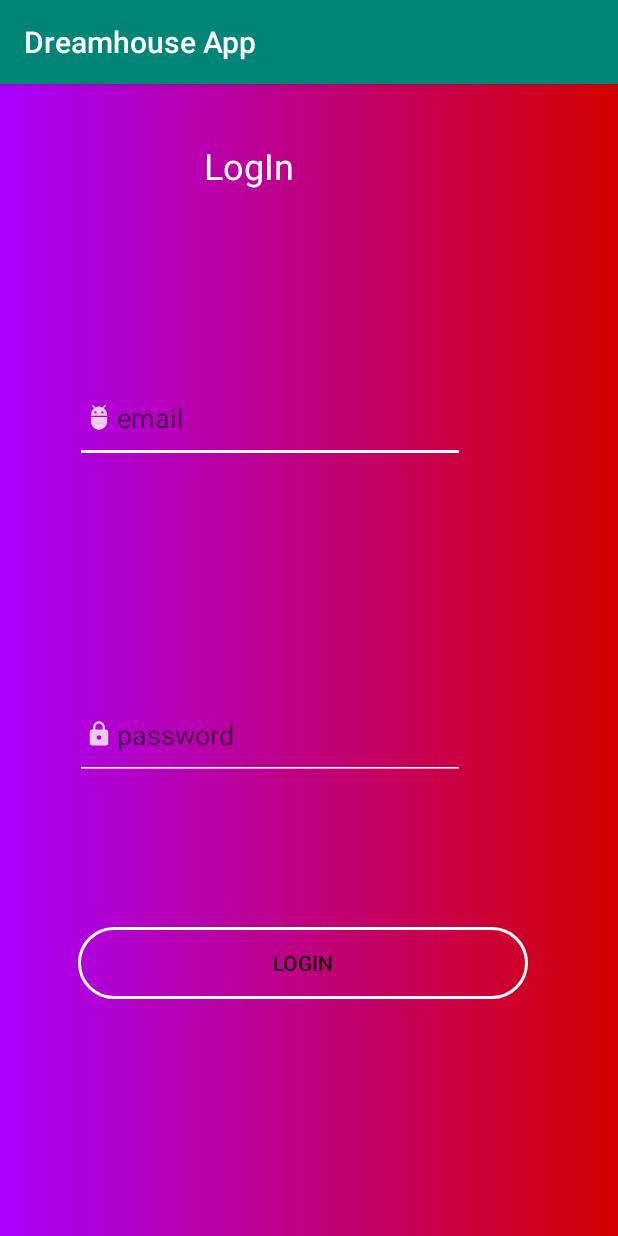
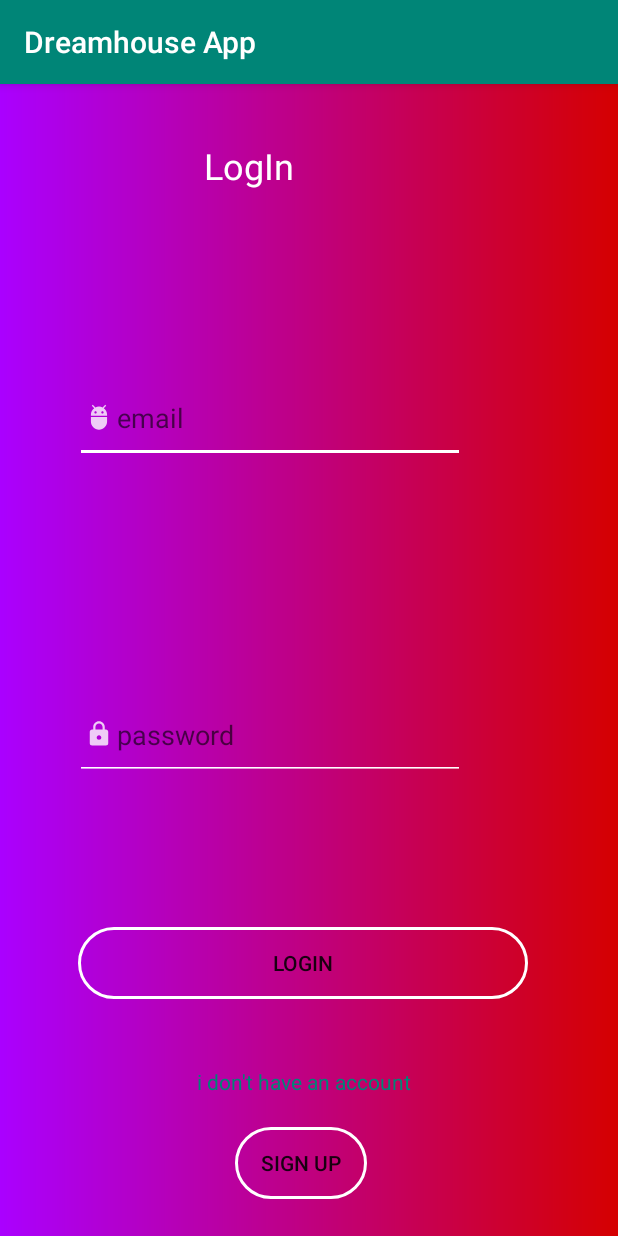
Before and after one commit to Christine-N-Mwaura/DreamHouseApp, an Android app: the screen it shows after launch (MainActivity), on a phone screen of 412 x 824 dp. Run offline under Robolectric (Android 15) with nearby library versions, the phone set to English and light mode, and no system bars; our stand-ins replace ButterKnife.

Commit message:
add signup button to the login layout.

```diff
--- a/app/src/main/res/layout/activity_main.xml
+++ b/app/src/main/res/layout/activity_main.xml
@@ -66,20 +66,53 @@
             app:layout_constraintTop_toBottomOf="@+id/emailEditText" />
 
         <Button
-            android:id="@+id/login"
+            android:id="@+id/loginButton"
             android:layout_width="300dp"
             android:layout_height="wrap_content"
             android:layout_marginStart="157dp"
             android:layout_marginTop="107dp"
             android:layout_marginEnd="166dp"
             android:layout_marginBottom="168dp"
+            android:background="@drawable/button"
+            android:clickable="true"
             android:text="Login"
-            android:background="@drawable/button"
             app:layout_constraintBottom_toBottomOf="parent"
             app:layout_constraintEnd_toEndOf="parent"
             app:layout_constraintStart_toStartOf="parent"
             app:layout_constraintTop_toBottomOf="@+id/passwordEditText" />
 
+        <TextView
+            android:id="@+id/noAccounttextView"
+            android:layout_width="wrap_content"
+            android:layout_height="wrap_content"
+            android:layout_marginStart="173dp"
+            android:layout_marginTop="20dp"
+            android:layout_marginEnd="180dp"
+            android:layout_marginBottom="93dp"
+            android:clickable="true"
+            android:text="i don't have an account"
+            android:textColor="@color/colorPrimary"
+            app:layout_constraintBottom_toBottomOf="parent"
+            app:layout_constraintEnd_toEndOf="parent"
+            app:layout_constraintStart_toStartOf="parent"
+            app:layout_constraintTop_toBottomOf="@+id/login" />
+
+        <Button
+            android:id="@+id/signUpButton"
+            android:layout_width="wrap_content"
+            android:layout_height="wrap_content"
+            android:layout_marginStart="156dp"
+            android:layout_marginTop="29dp"
+            android:layout_marginEnd="167dp"
+            android:layout_marginBottom="33dp"
+            android:clickable="true"
+            android:text="Sign Up"
+            android:background="@drawable/button"
+            app:layout_constraintBottom_toBottomOf="parent"
+            app:layout_constraintEnd_toEndOf="parent"
+            app:layout_constraintStart_toStartOf="parent"
+            app:layout_constraintTop_toBottomOf="@+id/noAccounttextView" />
+
     </androidx.constraintlayout.widget.ConstraintLayout>
 
 </RelativeLayout>
```
